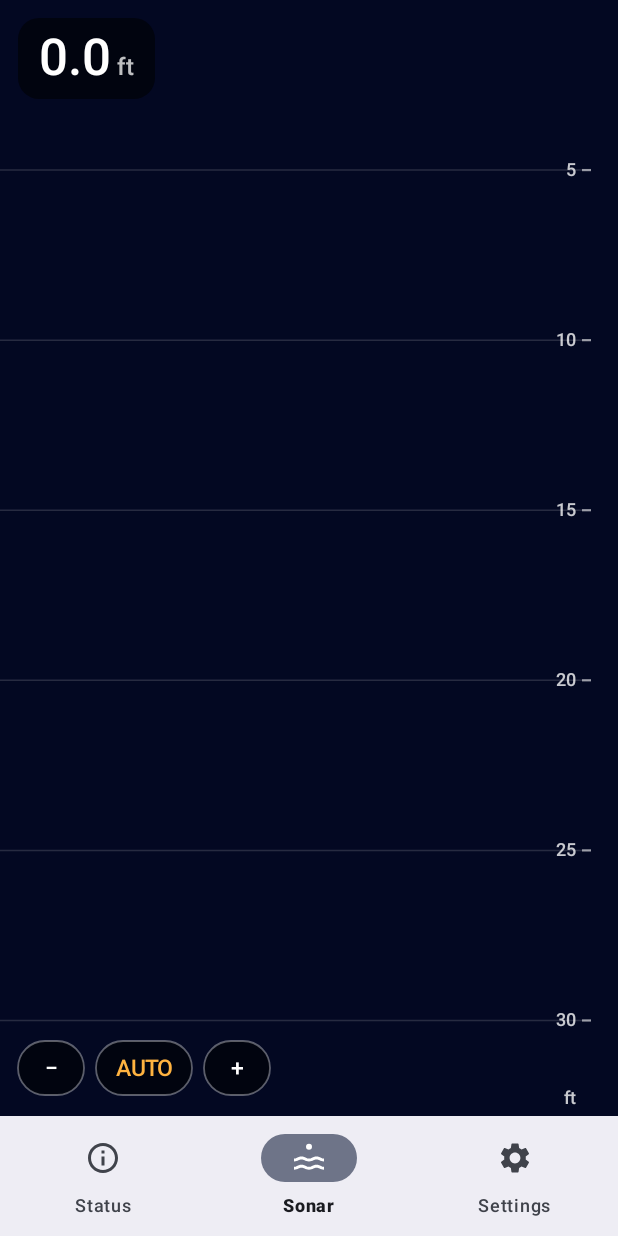
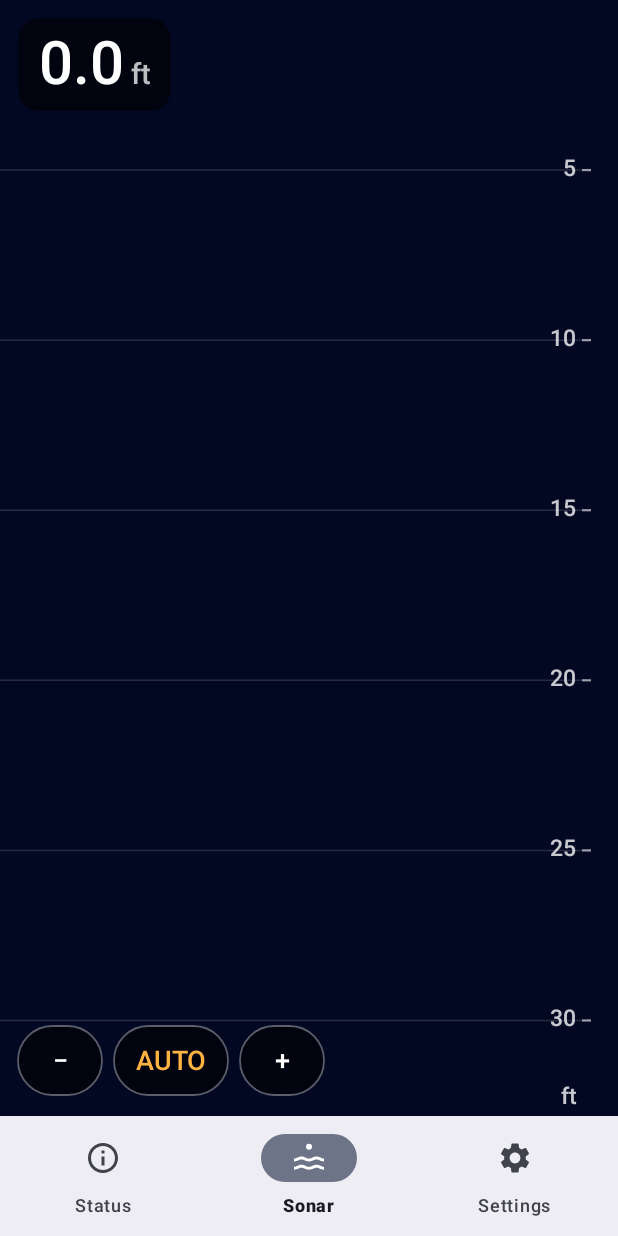
Before and after one commit to RyanEwen/sonarphone-nmea-bridge, an Android app: the screen it shows after launch (MainActivity), item 2 of the bottom bar chosen, on a phone screen of 412 x 824 dp. Run offline under Robolectric (Android 15) with nearby library versions, the light colour scheme and no system bars; 18 statements that could not run were skipped.

Commit message:
Sonar legibility + hardness density + device settings + shallow alarm
- hardness cap: single orange hue, hardness = opacity + thickness (Deeper
  'density' reading) instead of a color scale
- sonar text/controls: larger bases, scaled by new text-size setting
  (Normal/Large/XL), applied live via Units.sonarScale
- settings: T-Box beam width 20°/40° plumbed into the FC request (the only
  device-side setting besides range/units the protocol offers)
- shallow-water alarm: depth threshold in display units, repeating tone
  (throttled 4 s) when depth reads shallower; armed per bridge start

```diff
--- a/android/app/src/main/java/com/rewen/sonarbridge/MainActivity.kt
+++ b/android/app/src/main/java/com/rewen/sonarbridge/MainActivity.kt
@@ -74,6 +74,9 @@ class MainActivity : AppCompatActivity() {
     private lateinit var demoSwitch: MaterialSwitch
     private lateinit var distGroup: MaterialButtonToggleGroup
     private lateinit var tempGroup: MaterialButtonToggleGroup
+    private lateinit var textGroup: MaterialButtonToggleGroup
+    private lateinit var beamGroup: MaterialButtonToggleGroup
+    private lateinit var alarmEdit: TextInputEditText
 
     override fun onCreate(savedInstanceState: Bundle?) {
         super.onCreate(savedInstanceState)
@@ -324,6 +327,53 @@ class MainActivity : AppCompatActivity() {
         root.addView(tempGroup)
         root.addView(note("Display only — the NMEA feed to Navionics always uses standard units."))
 
+        root.addView(header("Text size (sonar view)"))
+        textGroup = MaterialButtonToggleGroup(this).apply {
+            isSingleSelection = true
+            addView(segBtn(1, "Normal"))
+            addView(segBtn(2, "Large"))
+            addView(segBtn(3, "XL"))
+            check(
+                when (prefs.getString("text_size", "normal")) {
+                    "large" -> 2; "xl" -> 3; else -> 1
+                }
+            )
+        }
+        root.addView(textGroup)
+
+        root.addView(header("Device (T-Box)"))
+        beamGroup = MaterialButtonToggleGroup(this).apply {
+            isSingleSelection = true
+            addView(segBtn(1, "20° narrow"))
+            addView(segBtn(2, "40° wide"))
+            check(if (prefs.getString("beam", "20") == "40") 2 else 1)
+        }
+        root.addView(beamGroup)
+        root.addView(
+            note(
+                "Transducer beam requested from the sonar: narrow focuses " +
+                    "deeper with more detail, wide covers more area. Applies " +
+                    "on next bridge start."
+            )
+        )
+
+        root.addView(header("Shallow water alarm"))
+        alarmEdit = TextInputEditText(this).apply {
+            inputType = InputType.TYPE_CLASS_NUMBER or InputType.TYPE_NUMBER_FLAG_DECIMAL
+            val m = prefs.getFloat("alarm_m", 0f)
+            if (m > 0f) {
+                val v = if (Units.feet) m * 3.28084 else m.toDouble()
+                setText(String.format(Locale.US, "%.1f", v))
+            }
+        }
+        root.addView(
+            TextInputLayout(this).apply {
+                hint = "Alarm depth (${if (Units.feet) "ft" else "m"}, blank = off)"
+                addView(alarmEdit)
+            }
+        )
+        root.addView(note("Repeating tone when the depth reads shallower than this. Applies on next bridge start."))
+
         root.addView(header("Demo mode"))
         demoSwitch = MaterialSwitch(this).apply {
             text = "Generate fake sonar data (no hardware needed)"
@@ -354,6 +404,8 @@ class MainActivity : AppCompatActivity() {
 
     private fun saveSettings() {
         if (!::modeGroup.isInitialized) return
+        val alarmDisp = alarmEdit.text?.toString()?.toDoubleOrNull() ?: 0.0
+        val alarmM = if (Units.feet) alarmDisp * 0.3048 else alarmDisp
         prefs.edit()
             .putInt("mode", (modeGroup.checkedRadioButtonId - 1).coerceIn(0, 2))
             .putString("ssid", ssidEdit.text?.toString() ?: "")
@@ -361,6 +413,12 @@ class MainActivity : AppCompatActivity() {
             .putBoolean("demo", demoSwitch.isChecked)
             .putString("unit_dist", if (distGroup.checkedButtonId == 2) "m" else "ft")
             .putString("unit_temp", if (tempGroup.checkedButtonId == 2) "F" else "C")
+            .putString(
+                "text_size",
+                when (textGroup.checkedButtonId) { 2 -> "large"; 3 -> "xl"; else -> "normal" }
+            )
+            .putString("beam", if (beamGroup.checkedButtonId == 2) "40" else "20")
+            .putFloat("alarm_m", alarmM.toFloat())
             .apply()
         Units.load(prefs)
     }
--- a/android/app/src/main/java/com/rewen/sonarbridge/SonarView.kt
+++ b/android/app/src/main/java/com/rewen/sonarbridge/SonarView.kt
@@ -140,19 +140,12 @@ class SonarView(context: Context) : android.view.View(context) {
         color = Color.rgb(255, 179, 64)
         isAntiAlias = true
     }
-    private val hardnessPaint = Paint()
-
-    /** dull brown (soft) -> orange -> intense orange-red (hard), Deeper-style. */
-    private fun hardnessColor(t: Float): Int {
-        fun lerp(a: Int, b: Int, f: Float) = (a + (b - a) * f).toInt()
-        return if (t < 0.5f) {
-            val f = t * 2f
-            Color.rgb(lerp(112, 205, f), lerp(82, 120, f), lerp(52, 40, f))
-        } else {
-            val f = (t - 0.5f) * 2f
-            Color.rgb(lerp(205, 255, f), lerp(120, 84, f), lerp(40, 8, f))
-        }
-    }
+    /**
+     * Hardness cap: ONE color whose density (opacity + thickness) tracks
+     * hardness — solid heavy crust on rock, faint thin wash on mud. Matches
+     * the Deeper look preferred over a color-changing scale.
+     */
+    private val hardnessPaint = Paint().apply { color = Color.rgb(242, 122, 32) }
 
     private val bgColor = Color.rgb(3, 8, 34)
     private val bottomPath = Path()
@@ -317,6 +310,15 @@ class SonarView(context: Context) : android.view.View(context) {
 
     override fun onDraw(canvas: Canvas) {
         canvas.drawColor(bgColor)
+        // boat-legible text: generous bases × user scale (settings > text size)
+        val sc = Units.sonarScale
+        labelPaint.textSize = dp(15f) * sc
+        chipTextPaint.textSize = dp(18f) * sc
+        chipTextActive.textSize = dp(18f) * sc
+        depthPaint.textSize = dp(40f) * sc
+        depthUnitPaint.textSize = dp(19f) * sc
+        tempPaint.textSize = dp(17f) * sc
+        demoPaint.textSize = dp(15f) * sc
         val w = width.toFloat()
         val h = height.toFloat()
         val ascopeW = dp(14f)
@@ -378,8 +380,7 @@ class SonarView(context: Context) : android.view.View(context) {
             fillPath.close()
             canvas.drawPath(fillPath, earthPaint)
 
-            // hardness cap: fixed screen thickness, color per column
-            val capH = dp(16f)
+            // hardness cap: single hue; opacity and thickness carry hardness
             for (k in 0 until visible) {
                 val idx = (oldest + k) % COLS
                 val d = depthRing[idx]
@@ -387,7 +388,8 @@ class SonarView(context: Context) : android.view.View(context) {
                 if (d <= 0f || hard < 0f) continue
                 val y = (d * EchoHistory.SAMPLES_PER_M / window * h).toFloat()
                 if (y >= h) continue
-                hardnessPaint.color = hardnessColor(hard)
+                hardnessPaint.alpha = (60 + 195 * hard).toInt()
+                val capH = dp(9f) + dp(11f) * hard
                 canvas.drawRect(
                     x0 + k * colW, y,
                     x0 + (k + 1) * colW, minOf(y + capH, h),
@@ -439,33 +441,34 @@ class SonarView(context: Context) : android.view.View(context) {
         val tempTxt = tempC?.let { Units.temp(it) }
         val numW = depthPaint.measureText(depthTxt)
         val unitW = depthUnitPaint.measureText(" $unit")
-        val chipW = numW + unitW + dp(28f)
-        val chipH = if (tempTxt != null) dp(74f) else dp(54f)
+        val chipW = numW + unitW + dp(28f) * sc
+        val chipH = (if (tempTxt != null) dp(84f) else dp(62f)) * sc
         val chip = RectF(inset, inset, inset + chipW, inset + chipH)
         canvas.drawRoundRect(chip, dp(14f), dp(14f), chipBgPaint)
-        canvas.drawText(depthTxt, chip.left + dp(14f), chip.top + dp(38f), depthPaint)
-        canvas.drawText(" $unit", chip.left + dp(14f) + numW, chip.top + dp(38f), depthUnitPaint)
+        canvas.drawText(depthTxt, chip.left + dp(14f) * sc, chip.top + dp(44f) * sc, depthPaint)
+        canvas.drawText(" $unit", chip.left + dp(14f) * sc + numW, chip.top + dp(44f) * sc, depthUnitPaint)
         if (tempTxt != null) {
-            canvas.drawText(tempTxt, chip.left + dp(14f), chip.top + dp(62f), tempPaint)
+            canvas.drawText(tempTxt, chip.left + dp(14f) * sc, chip.top + dp(70f) * sc, tempPaint)
         }
 
         // ---- DEMO pill
         if (BridgeState.flow.value.phase == "DEMO") {
             val txt = "DEMO"
             val tw = demoPaint.measureText(txt)
+            val pillH = dp(28f) * sc
             val pill = RectF(
-                plotW - tw - dp(26f), inset,
-                plotW - dp(6f), inset + dp(24f),
+                plotW - tw - dp(26f) * sc, inset,
+                plotW - dp(6f), inset + pillH,
             )
-            canvas.drawRoundRect(pill, dp(12f), dp(12f), chipBgPaint)
-            canvas.drawRoundRect(pill, dp(12f), dp(12f), demoStroke)
-            canvas.drawText(txt, pill.left + dp(10f), pill.bottom - dp(7f), demoPaint)
+            canvas.drawRoundRect(pill, pillH / 2f, pillH / 2f, chipBgPaint)
+            canvas.drawRoundRect(pill, pillH / 2f, pillH / 2f, demoStroke)
+            canvas.drawText(txt, pill.left + dp(10f) * sc, pill.bottom - dp(9f) * sc, demoPaint)
         }
 
         // ---- range chips: [ − ] [ AUTO | range ] [ + ]  (bottom-left)
-        val chipH2 = dp(36f)
+        val chipH2 = dp(46f) * sc
         val chipY = h - chipH2 - dp(14f)
-        val bw = dp(44f)
+        val bw = dp(56f) * sc
         minusRect.set(inset, chipY, inset + bw, chipY + chipH2)
         val midLabel = if (autoRange) {
             "AUTO"
@@ -473,15 +476,16 @@ class SonarView(context: Context) : android.view.View(context) {
             val r = rangeM * if (Units.feet) 3.28084 else 1.0
             String.format(Locale.US, "%.0f %s", r, unit)
         }
-        val midW = maxOf(chipTextPaint.measureText(midLabel) + dp(24f), dp(64f))
+        val midW = maxOf(chipTextPaint.measureText(midLabel) + dp(28f) * sc, dp(76f) * sc)
         autoRect.set(minusRect.right + dp(8f), chipY, minusRect.right + dp(8f) + midW, chipY + chipH2)
         plusRect.set(autoRect.right + dp(8f), chipY, autoRect.right + dp(8f) + bw, chipY + chipH2)
 
+        val chipR = chipH2 / 2f
         for ((rect, label) in listOf(minusRect to "−", autoRect to midLabel, plusRect to "+")) {
-            canvas.drawRoundRect(rect, dp(18f), dp(18f), chipBgPaint)
-            canvas.drawRoundRect(rect, dp(18f), dp(18f), chipStrokePaint)
+            canvas.drawRoundRect(rect, chipR, chipR, chipBgPaint)
+            canvas.drawRoundRect(rect, chipR, chipR, chipStrokePaint)
             val p = if (rect === autoRect && autoRange) chipTextActive else chipTextPaint
-            canvas.drawText(label, rect.centerX(), rect.centerY() + dp(5f), p)
+            canvas.drawText(label, rect.centerX(), rect.centerY() + dp(6f) * sc, p)
         }
     }
 
--- a/android/app/src/main/java/com/rewen/sonarbridge/Units.kt
+++ b/android/app/src/main/java/com/rewen/sonarbridge/Units.kt
@@ -12,9 +12,17 @@ object Units {
     @Volatile var feet = true
     @Volatile var fahrenheit = false
 
+    /** Sonar-view text/control scale: 1.0 normal, 1.25 large, 1.5 XL. */
+    @Volatile var sonarScale = 1.0f
+
     fun load(prefs: SharedPreferences) {
         feet = prefs.getString("unit_dist", "ft") == "ft"
         fahrenheit = prefs.getString("unit_temp", "C") == "F"
+        sonarScale = when (prefs.getString("text_size", "normal")) {
+            "large" -> 1.25f
+            "xl" -> 1.5f
+            else -> 1.0f
+        }
     }
 
     fun depth(m: Double): String =
```
Also changed, not shown: android/app/src/main/java/com/rewen/sonarbridge/BridgeService.kt (+29 -1 lines).
